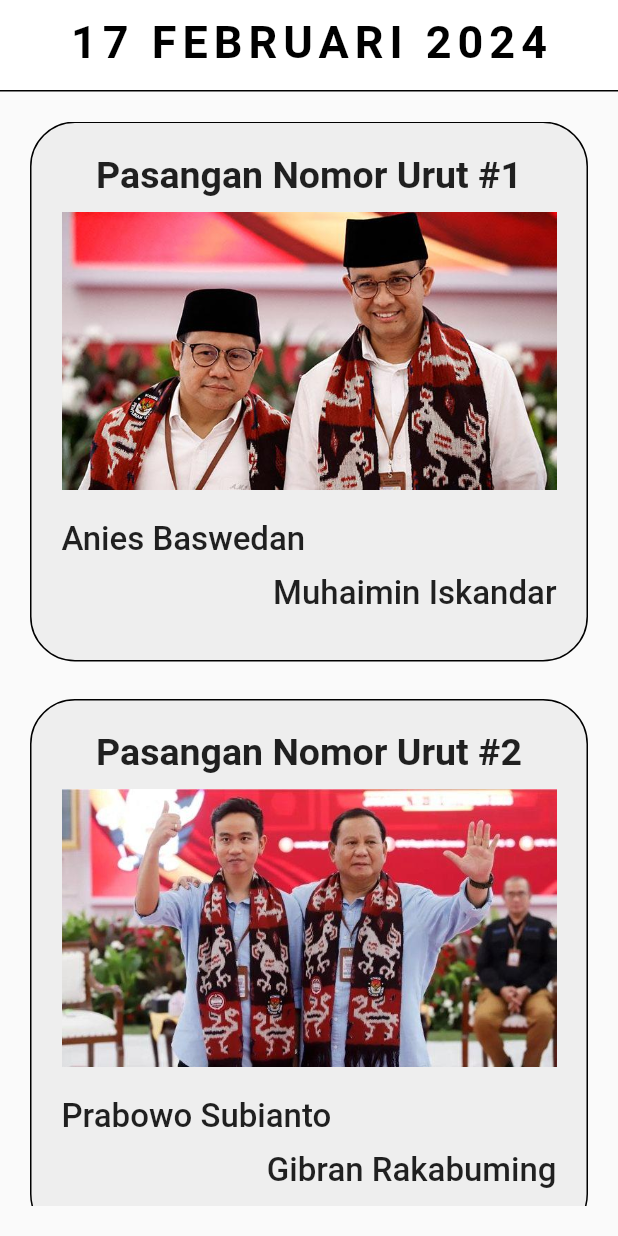
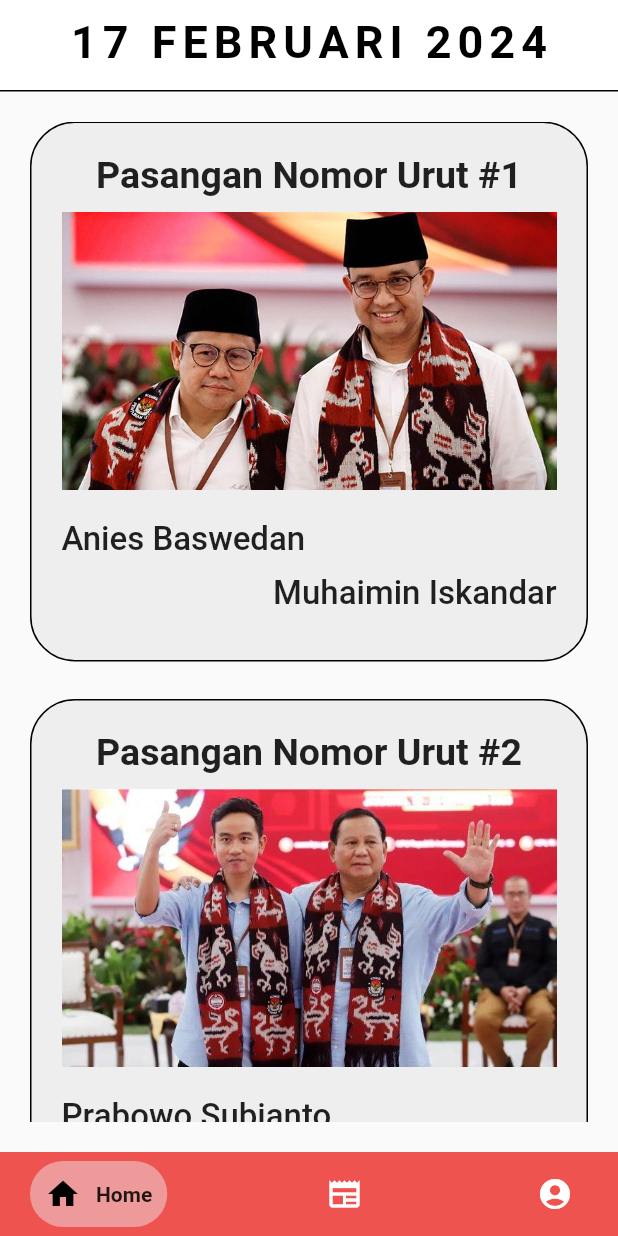
Before and after one commit to PS21michael/skripsilocal, a Flutter app: the screen it shows after launch, on a phone screen of 412 x 824 dp. Run offline on Flutter 3.47's test engine with Material 2 defaults, Android fonts, the phone set to English and light mode, and no system bars; drawn by our look-alikes of google_nav_bar; our stand-ins replace line_icons.

Commit message:
Add nav bar finish

```diff
--- /dev/null
+++ b/lib/pages/components/my_navbar.dart
@@ -0,0 +1,46 @@
+import 'package:flutter/material.dart';
+import 'package:google_nav_bar/google_nav_bar.dart';
+import 'package:line_icons/line_icons.dart';
+
+class myNavBar extends StatefulWidget {
+  const myNavBar ({super.key});
+
+  @override
+  State<myNavBar> createState() => _myNavBarState();
+}
+
+class _myNavBarState extends State<myNavBar> {
+  @override
+  Widget build(BuildContext context) {
+    return Container(
+      color: Colors.red.shade400,
+      child: Padding(
+        padding: const EdgeInsets.symmetric(
+          horizontal: 20,
+          vertical: 6,
+        ),
+        child: GNav(
+          backgroundColor: Colors.red.shade400,
+          color: Colors.white,
+          tabBackgroundColor: Colors.red.shade200,
+          gap : 10,
+          padding: EdgeInsets.all(10),
+          tabs: const [
+            GButton(
+              icon: Icons.home,
+              text: 'Home',
+            ),
+            GButton(
+              icon: IconData(0xf0541, fontFamily: 'MaterialIcons'),
+              text: 'News',
+            ),
+            GButton(
+              icon: IconData(0xe043, fontFamily: 'MaterialIcons'),
+              text: 'Profile',
+            ),
+          ],
+        ),
+      ),
+    );
+  }
+}
--- a/lib/pages/home_detail1.dart
+++ b/lib/pages/home_detail1.dart
@@ -1,12 +1,21 @@
 import 'package:flutter/material.dart';
+import 'package:google_nav_bar/google_nav_bar.dart';
+import 'package:line_icons/line_icons.dart';
+import 'package:skripsilocal/pages/components/my_header.dart';
+import 'package:skripsilocal/pages/components/my_navbar.dart';
 
-class HomeDetail_1 extends StatelessWidget {
+class HomeDetail_1 extends StatefulWidget {
   const HomeDetail_1 ({super.key});
 
   @override
+  State<HomeDetail_1> createState() => _HomeDetail_1State();
+}
+
+class _HomeDetail_1State extends State<HomeDetail_1> {
+  @override
   Widget build(BuildContext context) {
     return Scaffold(
-      backgroundColor: Colors.green,
+      bottomNavigationBar: myNavBar(),
     );
   }
 }
--- a/lib/pages/home_page.dart
+++ b/lib/pages/home_page.dart
@@ -1,4 +1,6 @@
 import 'package:flutter/material.dart';
+import 'package:google_nav_bar/google_nav_bar.dart';
+import 'package:skripsilocal/pages/components/my_navbar.dart';
 import 'package:skripsilocal/pages/components/my_tile.dart';
 import 'package:skripsilocal/pages/data/calon.dart';
 import 'package:skripsilocal/pages/home_detail2.dart';
@@ -105,6 +107,7 @@ class _HomePageState extends State<HomePage> {
           ),
         ],
       ),
+      bottomNavigationBar: myNavBar(),
     );
   }
 }
--- a/pubspec.yaml
+++ b/pubspec.yaml
@@ -30,12 +30,13 @@ environment:
 dependencies:
   flutter:
     sdk: flutter
-
+  line_icons: ^2.0.2
 
   # The following adds the Cupertino Icons font to your application.
   # Use with the CupertinoIcons class for iOS style icons.
   cupertino_icons: ^1.0.2
   provider: ^6.1.1
+  google_nav_bar: ^5.0.6
 
 dev_dependencies:
   flutter_test:
```
Also changed, not shown: pubspec.lock.
